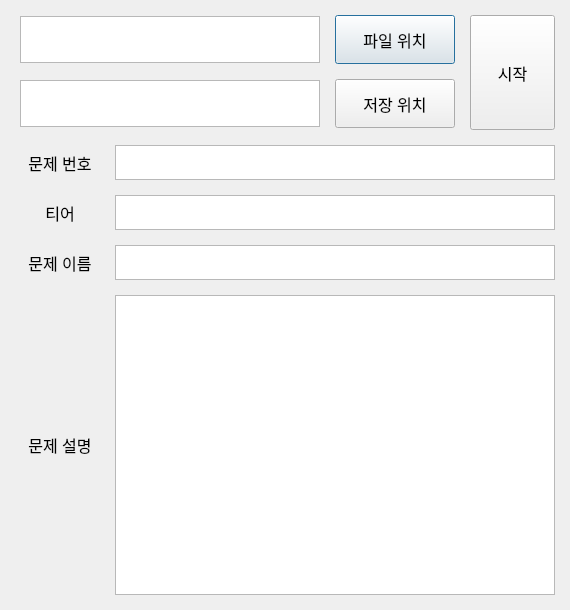
Qt form ui/RFB.ui (Profile-exe/RenameFile-for-BOJ) before a commit.
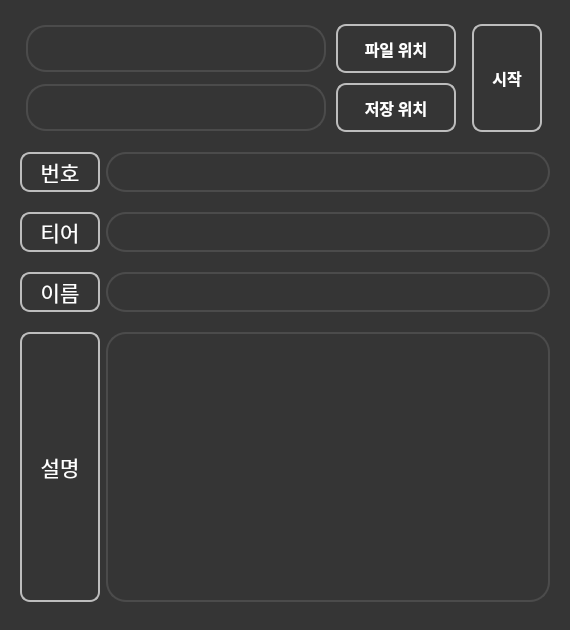
The same form after that commit. Icons and pictures are not drawn.

Commit message: Change UI's StyleSheet

The edit to the form file:
```diff
--- a/ui/RFB.ui
+++ b/ui/RFB.ui
@@ -7,19 +7,19 @@
     <x>0</x>
     <y>0</y>
     <width>570</width>
-    <height>610</height>
+    <height>630</height>
    </rect>
   </property>
   <property name="minimumSize">
    <size>
     <width>570</width>
-    <height>610</height>
+    <height>630</height>
    </size>
   </property>
   <property name="maximumSize">
    <size>
-    <width>570</width>
-    <height>610</height>
+    <width>1234</width>
+    <height>1234</height>
    </size>
   </property>
   <property name="windowTitle">
@@ -30,8 +30,7 @@
     <normaloff>../img/prompt_icon.png</normaloff>../img/prompt_icon.png</iconset>
   </property>
   <property name="styleSheet">
-   <string notr="true">font: 12pt
-</string>
+   <string notr="true"/>
   </property>
   <widget class="QWidget" name="widget" native="true">
    <property name="geometry">
@@ -39,41 +38,52 @@
      <x>0</x>
      <y>0</y>
      <width>570</width>
-     <height>610</height>
+     <height>651</height>
     </rect>
    </property>
+   <property name="sizePolicy">
+    <sizepolicy hsizetype="Fixed" vsizetype="Fixed">
+     <horstretch>0</horstretch>
+     <verstretch>0</verstretch>
+    </sizepolicy>
+   </property>
    <property name="minimumSize">
     <size>
      <width>570</width>
-     <height>610</height>
+     <height>630</height>
     </size>
    </property>
    <property name="maximumSize">
     <size>
-     <width>570</width>
-     <height>610</height>
+     <width>1234</width>
+     <height>1234</height>
     </size>
    </property>
    <property name="styleSheet">
-    <string notr="true"/>
+    <string notr="true">QWidget { 
+	color: #FFF;
+	
+	background-color: rgb(53, 53, 53);
+}</string>
    </property>
-   <widget class="QWidget" name="verticalLayoutWidget_2">
+   <widget class="QWidget" name="">
     <property name="geometry">
      <rect>
       <x>20</x>
       <y>10</y>
-      <width>535</width>
-      <height>590</height>
+      <width>530</width>
+      <height>609</height>
      </rect>
     </property>
-    <layout class="QVBoxLayout" name="verticalLayout_3">
-     <property name="spacing">
-      <number>15</number>
-     </property>
-     <item>
       <layout class="QVBoxLayout" name="verticalLayout_2">
+     <property name="spacing">
+      <number>6</number>
+     </property>
        <item>
         <layout class="QHBoxLayout" name="horizontalLayout_7">
+       <property name="spacing">
+        <number>10</number>
+       </property>
          <item>
           <layout class="QVBoxLayout" name="verticalLayout">
            <item>
@@ -94,7 +104,7 @@
                </property>
                <property name="font">
                 <font>
-                 <family>Calibri</family>
+               <family>Arial</family>
                  <pointsize>12</pointsize>
                  <weight>50</weight>
                  <italic>false</italic>
@@ -102,8 +112,34 @@
                 </font>
                </property>
                <property name="styleSheet">
-                <string notr="true">width: 400px;
-overflow: hidden;</string>
+              <string notr="true">QTextBrowser {
+	border: 2px solid rgb(75, 75, 75);
+	border-radius: 20px;
+	color: #FFF;
+	padding-left: 20px;
+	padding-right: 20px;
+}</string>
+             </property>
+             <property name="lineWidth">
+              <number>1</number>
+             </property>
+             <property name="verticalScrollBarPolicy">
+              <enum>Qt::ScrollBarAlwaysOff</enum>
+             </property>
+             <property name="horizontalScrollBarPolicy">
+              <enum>Qt::ScrollBarAlwaysOff</enum>
+             </property>
+             <property name="sizeAdjustPolicy">
+              <enum>QAbstractScrollArea::AdjustToContentsOnFirstShow</enum>
+             </property>
+             <property name="lineWrapMode">
+              <enum>QTextEdit::WidgetWidth</enum>
+             </property>
+             <property name="lineWrapColumnOrWidth">
+              <number>300</number>
+             </property>
+             <property name="openExternalLinks">
+              <bool>true</bool>
                </property>
               </widget>
              </item>
@@ -121,8 +157,25 @@
                  <height>52</height>
                 </size>
                </property>
+             <property name="font">
+              <font>
+               <family>맑은 고딕</family>
+               <pointsize>12</pointsize>
+               <weight>75</weight>
+               <italic>false</italic>
+               <bold>true</bold>
+              </font>
+             </property>
                <property name="styleSheet">
-                <string notr="true"/>
+              <string notr="true">QPushButton {
+	border: 2px solid rgb(189, 189, 189);
+	border-radius: 10px;
+}
+
+QPushButton:hover {
+	background-color: rgb(106, 106, 106);
+}
+</string>
                </property>
                <property name="text">
                 <string>파일 위치</string>
@@ -149,7 +202,7 @@
                </property>
                <property name="font">
                 <font>
-                 <family>Calibri</family>
+               <family>Arial</family>
                  <pointsize>12</pointsize>
                  <weight>50</weight>
                  <italic>false</italic>
@@ -157,8 +210,34 @@
                 </font>
                </property>
                <property name="styleSheet">
-                <string notr="true">width: 400px;
-overflow: hidden;</string>
+              <string notr="true">QTextBrowser {
+	border: 2px solid rgb(75, 75, 75);
+	border-radius: 20px;
+	color: #FFF;
+	padding-left: 20px;
+	padding-right: 20px;
+}</string>
+             </property>
+             <property name="lineWidth">
+              <number>1</number>
+             </property>
+             <property name="verticalScrollBarPolicy">
+              <enum>Qt::ScrollBarAlwaysOff</enum>
+             </property>
+             <property name="horizontalScrollBarPolicy">
+              <enum>Qt::ScrollBarAlwaysOff</enum>
+             </property>
+             <property name="sizeAdjustPolicy">
+              <enum>QAbstractScrollArea::AdjustToContentsOnFirstShow</enum>
+             </property>
+             <property name="lineWrapMode">
+              <enum>QTextEdit::WidgetWidth</enum>
+             </property>
+             <property name="lineWrapColumnOrWidth">
+              <number>300</number>
+             </property>
+             <property name="openExternalLinks">
+              <bool>true</bool>
                </property>
               </widget>
              </item>
@@ -176,8 +255,25 @@
                  <height>52</height>
                 </size>
                </property>
+             <property name="font">
+              <font>
+               <family>맑은 고딕</family>
+               <pointsize>12</pointsize>
+               <weight>75</weight>
+               <italic>false</italic>
+               <bold>true</bold>
+              </font>
+             </property>
                <property name="styleSheet">
-                <string notr="true"/>
+              <string notr="true">QPushButton {
+	border: 2px solid rgb(189, 189, 189);
+	border-radius: 10px;
+}
+
+QPushButton:hover {
+	background-color: rgb(106, 106, 106);
+}
+</string>
                </property>
                <property name="text">
                 <string>저장 위치</string>
@@ -192,10 +288,35 @@
           <widget class="QPushButton" name="start_pushButton">
            <property name="minimumSize">
             <size>
-             <width>50</width>
-             <height>115</height>
-            </size>
-           </property>
+           <width>70</width>
+           <height>100</height>
+          </size>
+         </property>
+         <property name="maximumSize">
+          <size>
+           <width>70</width>
+           <height>110</height>
+          </size>
+         </property>
+         <property name="font">
+          <font>
+           <family>맑은 고딕</family>
+           <pointsize>12</pointsize>
+           <weight>75</weight>
+           <bold>true</bold>
+          </font>
+         </property>
+         <property name="styleSheet">
+          <string notr="true">QPushButton {
+	border: 2px solid rgb(189, 189, 189);
+	border-radius: 10px;
+}
+
+QPushButton:hover {
+	background-color: rgb(106, 106, 106);
+}
+</string>
+         </property>
            <property name="text">
             <string>시작</string>
            </property>
@@ -210,42 +331,78 @@
            <property name="minimumSize">
             <size>
              <width>80</width>
-             <height>0</height>
-            </size>
-           </property>
+           <height>40</height>
+          </size>
+         </property>
+         <property name="maximumSize">
+          <size>
+           <width>80</width>
+           <height>40</height>
+          </size>
+         </property>
+         <property name="font">
+          <font>
+           <family>한컴 고딕</family>
+           <pointsize>16</pointsize>
+           <weight>50</weight>
+           <italic>false</italic>
+           <bold>false</bold>
+          </font>
+         </property>
+         <property name="styleSheet">
+          <string notr="true">QLabel {
+	border: 2px solid rgb(189, 189, 189);
+	border-radius: 10px;
+}</string>
+         </property>
            <property name="text">
-            <string>문제 번호</string>
+          <string>번호</string>
            </property>
            <property name="alignment">
             <set>Qt::AlignCenter</set>
            </property>
+         <property name="wordWrap">
+          <bool>false</bool>
+         </property>
           </widget>
          </item>
          <item>
           <widget class="QTextBrowser" name="prbNum_textBrowser">
            <property name="minimumSize">
             <size>
-             <width>0</width>
-             <height>35</height>
+           <width>400</width>
+           <height>40</height>
             </size>
            </property>
            <property name="maximumSize">
             <size>
-             <width>16777215</width>
-             <height>35</height>
+           <width>450</width>
+           <height>40</height>
             </size>
            </property>
            <property name="font">
             <font>
              <family>맑은 고딕</family>
-             <pointsize>12</pointsize>
+           <pointsize>14</pointsize>
              <weight>50</weight>
              <italic>false</italic>
              <bold>false</bold>
             </font>
            </property>
            <property name="styleSheet">
-            <string notr="true">text-align: center;</string>
+          <string notr="true">QTextBrowser {
+	border: 2px solid rgb(75, 75, 75);
+	border-radius: 20px;
+	color: #FFF;
+	padding-left: 20px;
+	padding-right: 20px;
+}</string>
+         </property>
+         <property name="verticalScrollBarPolicy">
+          <enum>Qt::ScrollBarAlwaysOff</enum>
+         </property>
+         <property name="horizontalScrollBarPolicy">
+          <enum>Qt::ScrollBarAlwaysOff</enum>
            </property>
           </widget>
          </item>
@@ -258,42 +415,78 @@
            <property name="minimumSize">
             <size>
              <width>80</width>
-             <height>0</height>
-            </size>
-           </property>
+           <height>40</height>
+          </size>
+         </property>
+         <property name="maximumSize">
+          <size>
+           <width>80</width>
+           <height>40</height>
+          </size>
+         </property>
+         <property name="font">
+          <font>
+           <family>한컴 고딕</family>
+           <pointsize>16</pointsize>
+           <weight>50</weight>
+           <italic>false</italic>
+           <bold>false</bold>
+          </font>
+         </property>
+         <property name="styleSheet">
+          <string notr="true">QLabel {
+	border: 2px solid rgb(189, 189, 189);
+	border-radius: 10px;
+}</string>
+         </property>
            <property name="text">
             <string>티어</string>
            </property>
            <property name="alignment">
             <set>Qt::AlignCenter</set>
            </property>
+         <property name="wordWrap">
+          <bool>false</bool>
+         </property>
           </widget>
          </item>
          <item>
           <widget class="QTextBrowser" name="prbTier_textBrowser">
            <property name="minimumSize">
             <size>
-             <width>0</width>
-             <height>35</height>
+           <width>400</width>
+           <height>40</height>
             </size>
            </property>
            <property name="maximumSize">
             <size>
-             <width>16777215</width>
-             <height>35</height>
+           <width>450</width>
+           <height>40</height>
             </size>
            </property>
            <property name="font">
             <font>
              <family>맑은 고딕</family>
-             <pointsize>12</pointsize>
+           <pointsize>14</pointsize>
              <weight>50</weight>
              <italic>false</italic>
              <bold>false</bold>
             </font>
            </property>
            <property name="styleSheet">
-            <string notr="true">text-align: center;</string>
+          <string notr="true">QTextBrowser {
+	border: 2px solid rgb(75, 75, 75);
+	border-radius: 20px;
+	color: #FFF;
+	padding-left: 20px;
+	padding-right: 20px;
+}</string>
+         </property>
+         <property name="verticalScrollBarPolicy">
+          <enum>Qt::ScrollBarAlwaysOff</enum>
+         </property>
+         <property name="horizontalScrollBarPolicy">
+          <enum>Qt::ScrollBarAlwaysOff</enum>
            </property>
           </widget>
          </item>
@@ -306,42 +499,78 @@
            <property name="minimumSize">
             <size>
              <width>80</width>
-             <height>0</height>
-            </size>
-           </property>
+           <height>40</height>
+          </size>
+         </property>
+         <property name="maximumSize">
+          <size>
+           <width>80</width>
+           <height>40</height>
+          </size>
+         </property>
+         <property name="font">
+          <font>
+           <family>한컴 고딕</family>
+           <pointsize>16</pointsize>
+           <weight>50</weight>
+           <italic>false</italic>
+           <bold>false</bold>
+          </font>
+         </property>
+         <property name="styleSheet">
+          <string notr="true">QLabel {
+	border: 2px solid rgb(189, 189, 189);
+	border-radius: 10px;
+}</string>
+         </property>
            <property name="text">
-            <string>문제 이름</string>
+          <string>이름</string>
            </property>
            <property name="alignment">
             <set>Qt::AlignCenter</set>
            </property>
+         <property name="wordWrap">
+          <bool>false</bool>
+         </property>
           </widget>
          </item>
          <item>
           <widget class="QTextBrowser" name="prbName_textBrowser">
            <property name="minimumSize">
             <size>
-             <width>0</width>
-             <height>35</height>
+           <width>400</width>
+           <height>40</height>
             </size>
            </property>
            <property name="maximumSize">
             <size>
-             <width>16777215</width>
-             <height>35</height>
+           <width>450</width>
+           <height>40</height>
             </size>
            </property>
            <property name="font">
             <font>
              <family>맑은 고딕</family>
-             <pointsize>12</pointsize>
+           <pointsize>14</pointsize>
              <weight>50</weight>
              <italic>false</italic>
              <bold>false</bold>
             </font>
            </property>
            <property name="styleSheet">
-            <string notr="true">text-align: center;</string>
+          <string notr="true">QTextBrowser {
+	border: 2px solid rgb(75, 75, 75);
+	border-radius: 20px;
+	color: #FFF;
+	padding-left: 20px;
+	padding-right: 20px;
+}</string>
+         </property>
+         <property name="verticalScrollBarPolicy">
+          <enum>Qt::ScrollBarAlwaysOff</enum>
+         </property>
+         <property name="horizontalScrollBarPolicy">
+          <enum>Qt::ScrollBarAlwaysOff</enum>
            </property>
           </widget>
          </item>
@@ -354,54 +583,80 @@
            <property name="minimumSize">
             <size>
              <width>80</width>
-             <height>0</height>
+           <height>270</height>
+          </size>
+         </property>
+         <property name="maximumSize">
+          <size>
+           <width>80</width>
+           <height>270</height>
             </size>
            </property>
            <property name="font">
             <font>
-             <pointsize>12</pointsize>
+           <family>한컴 고딕</family>
+           <pointsize>16</pointsize>
              <weight>50</weight>
              <italic>false</italic>
              <bold>false</bold>
             </font>
            </property>
+         <property name="styleSheet">
+          <string notr="true">QLabel {
+	border: 2px solid rgb(189, 189, 189);
+	border-radius: 10px;
+}</string>
+         </property>
            <property name="text">
-            <string>문제 설명</string>
+          <string>설명</string>
            </property>
            <property name="alignment">
             <set>Qt::AlignCenter</set>
            </property>
+         <property name="wordWrap">
+          <bool>false</bool>
+         </property>
           </widget>
          </item>
          <item>
           <widget class="QTextBrowser" name="discription_textBrowser">
            <property name="minimumSize">
             <size>
-             <width>0</width>
-             <height>250</height>
+           <width>400</width>
+           <height>270</height>
             </size>
            </property>
            <property name="maximumSize">
             <size>
-             <width>16777215</width>
-             <height>300</height>
+           <width>450</width>
+           <height>270</height>
             </size>
            </property>
            <property name="font">
             <font>
              <family>맑은 고딕</family>
-             <pointsize>12</pointsize>
+           <pointsize>14</pointsize>
              <weight>50</weight>
              <italic>false</italic>
              <bold>false</bold>
             </font>
            </property>
            <property name="styleSheet">
-            <string notr="true">text-align: center;</string>
-           </property>
-          </widget>
-         </item>
-        </layout>
+          <string notr="true">QTextBrowser {
+	border: 2px solid rgb(75, 75, 75);
+	border-radius: 20px;
+	color: #FFF;
+	padding-left: 20px;
+	padding-right: 20px;
+}</string>
+         </property>
+         <property name="verticalScrollBarPolicy">
+          <enum>Qt::ScrollBarAlwaysOff</enum>
+         </property>
+         <property name="horizontalScrollBarPolicy">
+          <enum>Qt::ScrollBarAlwaysOff</enum>
+         </property>
+        </widget>
        </item>
       </layout>
      </item>
```
Left out of the diff: 6 changed lines with no effect on the pictures. Lines whose indentation alone changed are shown as unchanged.
